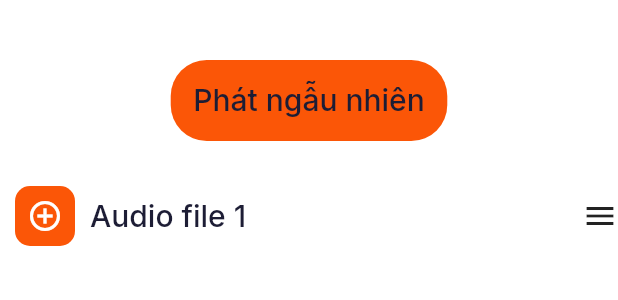
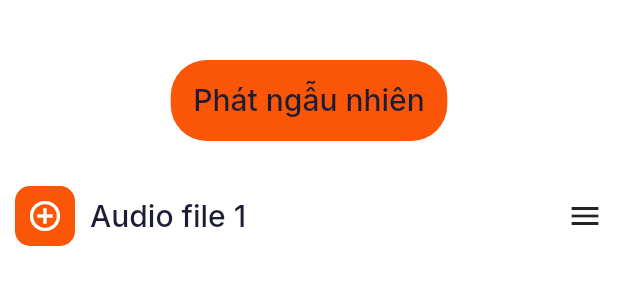
Before and after one commit to vietlinhtspt/english_app, a Flutter app: the Body widget shown alone on an empty page, opened directly, on a phone screen of 412 x 824 dp. Shown: the top 300 px of the screen. Run offline on Flutter 3.47's test engine with Material 2 defaults, Android fonts, the light colour scheme and no system bars; our stand-ins replace google_fonts; network calls fail.

Commit message:
Fix warning and posion title tarbar in ListAudio screen

```diff
--- a/lib/widgets/list_audio_screen/audio_item.dart
+++ b/lib/widgets/list_audio_screen/audio_item.dart
@@ -21,7 +21,9 @@ class AudioItem extends StatelessWidget {
           )),
           Expanded(
               child: Container(
-                  alignment: Alignment.topRight, child: Icon(Icons.menu)))
+                  margin: EdgeInsets.only(right: kDefaultPadding / 2),
+                  alignment: Alignment.topRight,
+                  child: Icon(Icons.menu)))
         ],
       ),
     );
--- a/lib/widgets/list_audio_screen/body.dart
+++ b/lib/widgets/list_audio_screen/body.dart
@@ -31,16 +31,14 @@ class _BodyState extends State<Body> {
                           topLeft: Radius.circular(24),
                           topRight: Radius.circular(24))),
                 ),
-                Expanded(
-                  child: Column(
+                Column(
                   children: [
                     Container(
                       padding: EdgeInsets.all(kDefaultPadding / 4 * 3),
                       margin: EdgeInsets.only(top: kDefaultPadding * 2),
                       decoration: BoxDecoration(
                           color: Theme.of(context).primaryColor,
-                            borderRadius:
-                                BorderRadius.all(Radius.circular(24))),
+                          borderRadius: BorderRadius.all(Radius.circular(24))),
                       child: Text(
                         "Phát ngẫu nhiên",
                         style: Theme.of(context).textTheme.headline6,
@@ -48,7 +46,6 @@ class _BodyState extends State<Body> {
                     ),
                     AudioItem()
                   ],
-                  ),
                 ),
               ],
             ),
```
Also changed, not shown: lib/widgets/list_audio_screen/list_audio_screen.dart (+7 -6 lines). Lines whose indentation alone changed are shown as unchanged.
